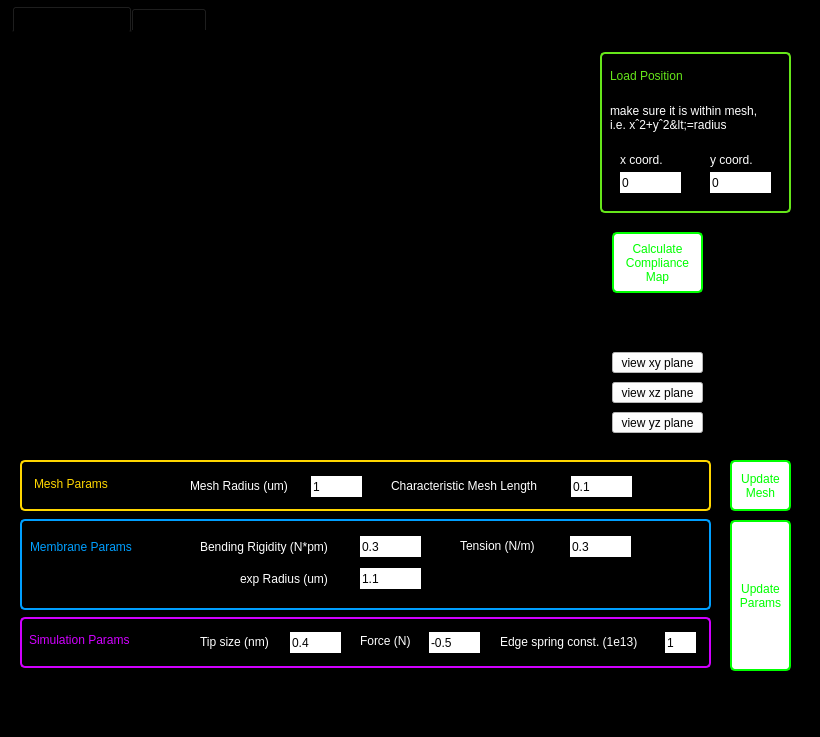
This is compliance_fit/compliance_fit_gui.ui in floriantheuss/afm_youngs_modulus as Qt 5 draws it before an edit. The edited form follows.
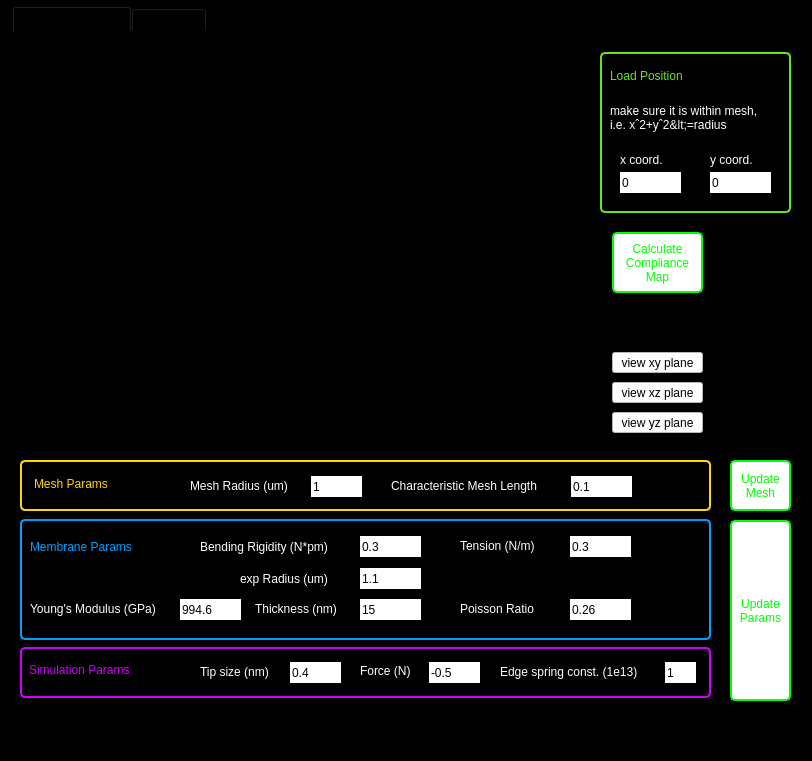
This is the edited form. Custom widgets are drawn as their Qt base class.

Commit message: add youngs modulus

```diff
--- a/compliance_fit/compliance_fit_gui.ui
+++ b/compliance_fit/compliance_fit_gui.ui
@@ -6,8 +6,8 @@
    <rect>
     <x>0</x>
     <y>0</y>
-    <width>820</width>
-    <height>737</height>
+    <width>812</width>
+    <height>761</height>
    </rect>
   </property>
   <property name="windowTitle">
@@ -520,7 +520,7 @@
       <x>730</x>
       <y>520</y>
       <width>61</width>
-      <height>151</height>
+      <height>181</height>
      </rect>
     </property>
     <property name="styleSheet">
@@ -676,7 +676,7 @@
     <property name="geometry">
      <rect>
       <x>20</x>
-      <y>617</y>
+      <y>647</y>
       <width>691</width>
       <height>51</height>
      </rect>
@@ -834,7 +834,7 @@
       <x>20</x>
       <y>519</y>
       <width>691</width>
-      <height>91</height>
+      <height>121</height>
      </rect>
     </property>
     <property name="styleSheet">
@@ -983,6 +983,120 @@
       <string>Bending Rigidity (N*pm)</string>
      </property>
     </widget>
+    <widget class="QLabel" name="label_youngs_modulus">
+     <property name="geometry">
+      <rect>
+       <x>10</x>
+       <y>80</y>
+       <width>145</width>
+       <height>20</height>
+      </rect>
+     </property>
+     <property name="styleSheet">
+      <string notr="true">color: rgb(255, 255, 255);
+background-color: rgb(0, 0, 0);
+border: 0px solid rgb(0, 255, 0);
+border-radius: 0px</string>
+     </property>
+     <property name="text">
+      <string>Young's Modulus (GPa)</string>
+     </property>
+    </widget>
+    <widget class="QLineEdit" name="youngsModulusEdit">
+     <property name="geometry">
+      <rect>
+       <x>160</x>
+       <y>80</y>
+       <width>61</width>
+       <height>21</height>
+      </rect>
+     </property>
+     <property name="styleSheet">
+      <string notr="true">color: rgb(0, 0, 0);
+background-color: rgb(255, 255, 255);
+border: 0px solid rgb(0, 255, 0);
+border-radius: 0px</string>
+     </property>
+     <property name="text">
+      <string>994.6</string>
+     </property>
+    </widget>
+    <widget class="QLabel" name="label_thickness">
+     <property name="geometry">
+      <rect>
+       <x>235</x>
+       <y>80</y>
+       <width>91</width>
+       <height>20</height>
+      </rect>
+     </property>
+     <property name="styleSheet">
+      <string notr="true">color: rgb(255, 255, 255);
+background-color: rgb(0, 0, 0);
+border: 0px solid rgb(0, 255, 0);
+border-radius: 0px</string>
+     </property>
+     <property name="text">
+      <string>Thickness (nm)</string>
+     </property>
+    </widget>
+    <widget class="QLineEdit" name="thicknessEdit">
+     <property name="geometry">
+      <rect>
+       <x>340</x>
+       <y>80</y>
+       <width>61</width>
+       <height>21</height>
+      </rect>
+     </property>
+     <property name="styleSheet">
+      <string notr="true">color: rgb(0, 0, 0);
+background-color: rgb(255, 255, 255);
+border: 0px solid rgb(0, 255, 0);
+border-radius: 0px</string>
+     </property>
+     <property name="text">
+      <string>15</string>
+     </property>
+    </widget>
+    <widget class="QLabel" name="label_poisson">
+     <property name="geometry">
+      <rect>
+       <x>440</x>
+       <y>80</y>
+       <width>91</width>
+       <height>20</height>
+      </rect>
+     </property>
+     <property name="styleSheet">
+      <string notr="true">color: rgb(255, 255, 255);
+background-color: rgb(0, 0, 0);
+border: 0px solid rgb(0, 255, 0);
+border-radius: 0px</string>
+     </property>
+     <property name="text">
+      <string>Poisson Ratio</string>
+     </property>
+    </widget>
+    <widget class="QLineEdit" name="poissonRatioEdit">
+     <property name="geometry">
+      <rect>
+       <x>550</x>
+       <y>80</y>
+       <width>61</width>
+       <height>21</height>
+      </rect>
+     </property>
+     <property name="styleSheet">
+      <string notr="true">color: rgb(0, 0, 0);
+background-color: rgb(255, 255, 255);
+border: 0px solid rgb(0, 255, 0);
+border-radius: 0px</string>
+     </property>
+     <property name="text">
+      <string>0.26</string>
+     </property>
+    </widget>
    </widget>
   </widget>
   <widget class="QMenuBar" name="menubar">
```
Left out of the diff: 4 changed lines with no effect on the pictures. The commit also changes 2 other files.
